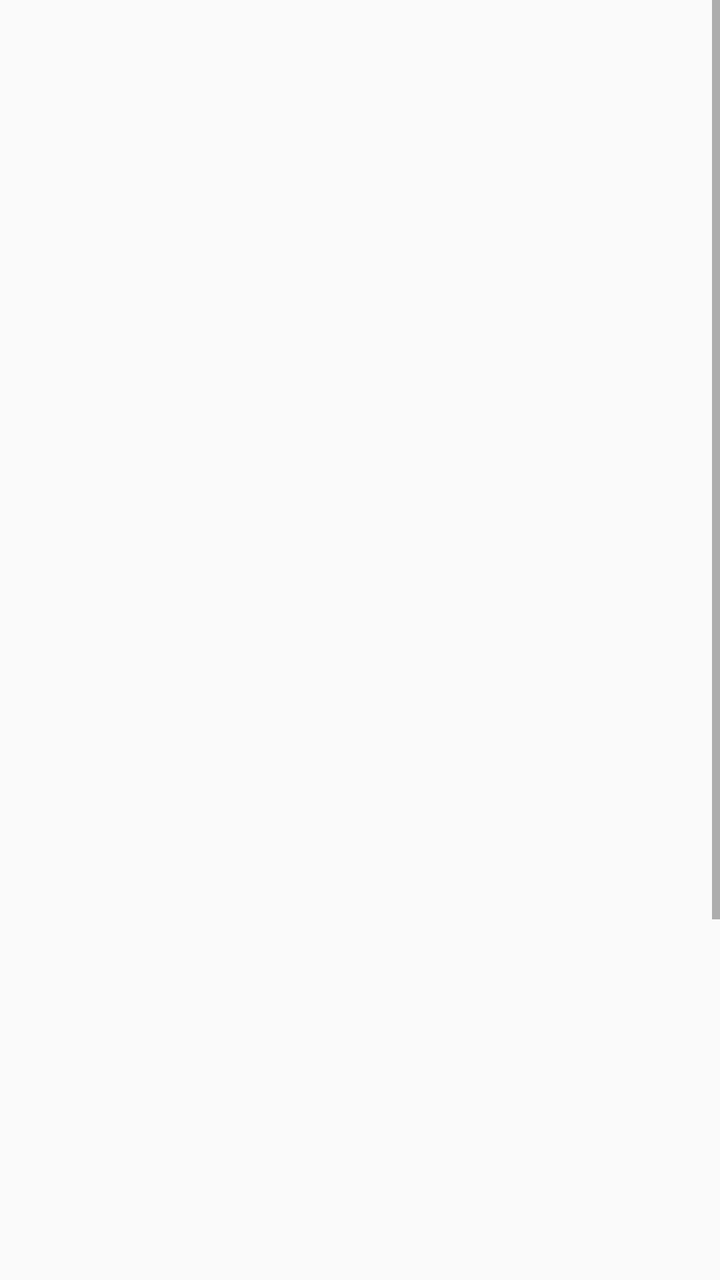
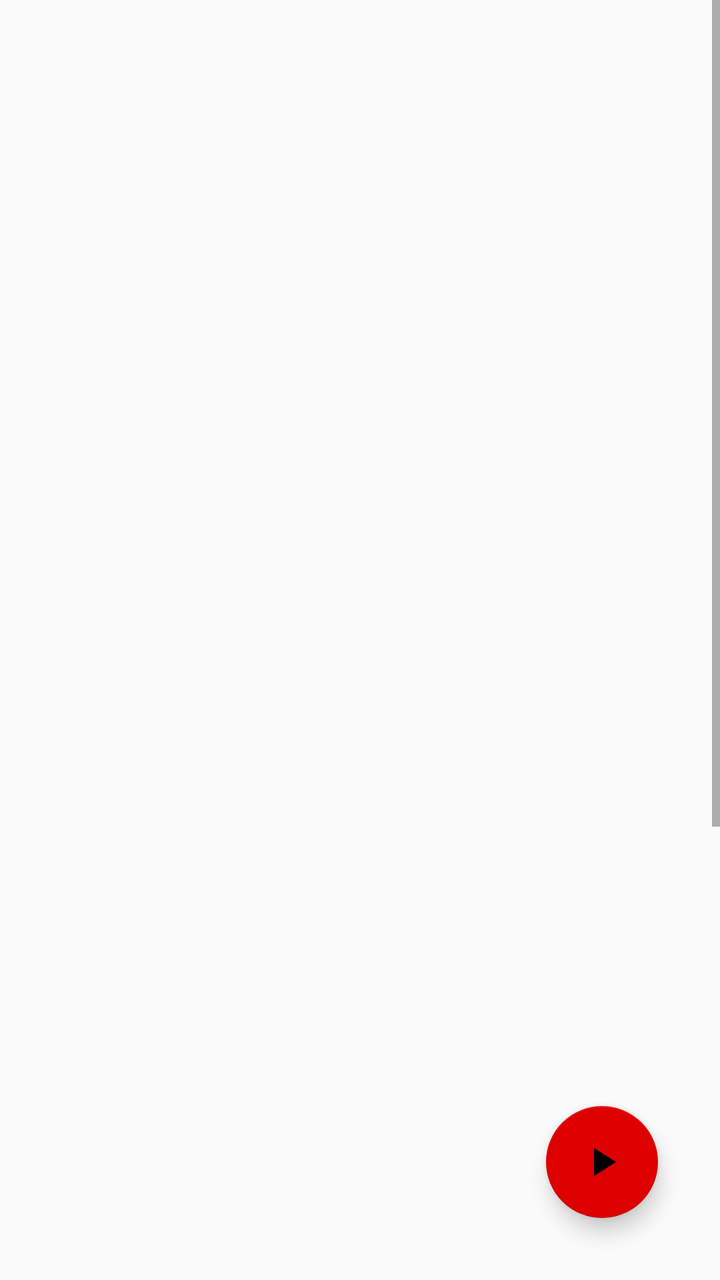

Two renders of the same Android screen: before a commit and after it. Below are the layout's source before the change and the commit's diff.
<!-- AndroidManifest.xml: application theme AppTheme -->
<!-- res/layout/fragment_videoitem_detail.xml -->
<?xml version="1.0" encoding="utf-8"?>
<ScrollView xmlns:android="http://schemas.android.com/apk/res/android"
    xmlns:tools="http://schemas.android.com/tools"
    android:id="@+id/videoitem_detail"
    style="?android:attr/textAppearanceLarge"
    android:layout_width="match_parent"
    android:layout_height="match_parent"
    android:textIsSelectable="true"
    tools:context=".VideoItemDetailFragment">

    <RelativeLayout
        android:layout_width="match_parent"
        android:layout_height="match_parent">

        <ProgressBar android:id="@+id/detailProgressBar"
            android:layout_width="match_parent"
            android:layout_height="match_parent"
            android:layout_gravity="center"
            android:indeterminate="true"/>

        <ImageView android:id="@+id/detailThumbnailView"
            android:layout_width="match_parent"
            android:layout_height="wrap_content"
            android:scaleType="centerInside"
            android:layout_alignParentLeft="true"
            android:layout_alignParentTop="true"
            android:adjustViewBounds="true"
            android:visibility="invisible"
            android:src="@drawable/dummi_thumbnail"/>

        <TextView android:id="@+id/detailVideoTitleView"
            android:layout_width="wrap_content"
            android:layout_height="wrap_content"
            android:layout_below="@id/detailThumbnailView"
            android:layout_alignParentLeft="true"
            android:paddingLeft="6dp"
            android:paddingBottom="20dp"
            android:textAppearance="?android:attr/textAppearanceLarge"
            android:visibility="invisible"
            android:text="Bla blabla !!!"/>

        <ImageView android:id="@+id/detailUploaderThumbnailView"
            android:layout_width="85dp"
            android:layout_height="100dp"
            android:paddingTop="25dp"
            android:paddingLeft="2dp"
            android:layout_below="@id/detailVideoTitleView"
            android:layout_alignParentLeft="true"
            android:visibility="invisible"
            android:src="@drawable/budy" />

        <TextView android:id="@+id/detailUploaderView"
            android:layout_width="wrap_content"
            android:layout_height="wrap_content"
            android:layout_below="@id/detailUploaderThumbnailView"
            android:layout_alignParentLeft="true"
            android:paddingLeft="6dp"
            android:textAppearance="?android:attr/textAppearanceMedium"
            android:visibility="invisible"
            android:text="Herr von Gurken" />

        <TextView android:id="@+id/detailViewCountView"
            android:layout_width="wrap_content"
            android:layout_height="wrap_content"
            android:paddingTop="25dp"
            android:layout_below="@id/detailVideoTitleView"
            android:layout_alignParentRight="true"
            android:paddingRight="16dp"
            android:textAppearance="?android:attr/textAppearanceLarge"
            android:visibility="invisible"
            android:text="drölf views" />

        <TextView android:id="@+id/detailThumbsDownCountView"
            android:layout_width="wrap_content"
            android:layout_height="wrap_content"
            android:layout_below="@id/detailViewCountView"
            android:layout_alignParentRight="true"
            android:paddingRight="16dp"
            android:textAppearance="?android:attr/textAppearanceMedium"
            android:visibility="invisible"
            android:text="-5.000" />

        <ImageView android:id="@+id/detailThumbsDownImgView"
            android:layout_width="40dp"
            android:layout_height="20dp"
            android:layout_below="@id/detailViewCountView"
            android:layout_toLeftOf="@id/detailThumbsDownCountView"
            android:visibility="invisible"
            android:src="@drawable/thumbs_down" />

        <TextView android:id="@+id/detailThumbsUpCountView"
            android:layout_width="wrap_content"
            android:layout_height="wrap_content"
            android:layout_below="@id/detailViewCountView"
            android:layout_toLeftOf="@id/detailThumbsDownImgView"
            android:textAppearance="?android:attr/textAppearanceMedium"
            android:visibility="invisible"
            android:text="∞" />

        <ImageView android:id="@+id/detailThumbsUpImgView"
            android:layout_width="40dp"
            android:layout_height="20dp"
            android:layout_below="@id/detailViewCountView"
            android:layout_toLeftOf="@id/detailThumbsUpCountView"
            android:visibility="invisible"
            android:src="@drawable/thumbs_up" />

        <TextView android:id="@+id/detailUploadDateView"
            android:layout_width="wrap_content"
            android:layout_height="wrap_content"
            android:layout_below="@id/detailUploaderView"
            android:layout_alignParentLeft="true"
            android:paddingLeft="6dp"
            android:paddingTop="20dp"
            android:textAppearance="?android:attr/textAppearanceLarge"
            android:visibility="invisible"
            android:text="Uploaded at: 45.64.1285" />

        <TextView android:id="@+id/detailDescriptionView"
            android:layout_width="wrap_content"
            android:layout_height="wrap_content"
            android:layout_below="@id/detailUploadDateView"
            android:layout_alignParentLeft="true"
            android:paddingLeft="6dp"
            android:textAppearance="?android:attr/textAppearanceMedium"
            android:visibility="invisible"
            android:text="Lorem ipsum dolor sit amet, consetetur sadipscing elitr, sed diam nonumy eirmodtempor invidunt ut labore et dolore magna aliquyam erat, sed diam voluptua. At vero eos et accusam et justo duo dolores et ea rebum. Stet clita kasd gubergren, no sea takimata sanctus est Lorem ipsum dolor sit amet. Lorem ipsum dolor sit amet, consetetur sadipscing elitr, sed diam nonumy eirmod tempor invidunt ut labore et dolore magna aliquyam erat, sed diam voluptua. At vero eos et accusam et justo duo dolores et ea rebum. Stet clita kasd gubergren, no sea takimata sanctus est Lorem ipsum dolor sit amet. Lorem ipsum dolor sit amet, consetetur sadipscing elitr, sed diam nonumy eirmod tempor invidunt ut labore et dolore magna aliquyam erat, sed diam voluptua. At vero eos et accusam et justo duo dolores et ea rebum. Stet clita kasd gubergren, no sea takimata sanctus est Lorem ipsum dolor sit amet. "
            />

    </RelativeLayout>

</ScrollView>
<!-- resources referenced by this layout -->
<resources>
  <!-- drawable budy: png bitmap (drawable, 3372 bytes) -->
  <!-- drawable dummi_thumbnail: png bitmap (drawable, 2654 bytes) -->
  <!-- drawable thumbs_down: png bitmap (drawable, 870 bytes) -->
  <!-- drawable thumbs_up: png bitmap (drawable, 783 bytes) -->
  <style name="AppTheme" parent="Theme.AppCompat.Light">
          <item name="android:actionBarStyle">@style/NewPipeActionbarTheme</item>
          <item name="actionBarStyle">@style/NewPipeActionbarTheme</item>
          <item name="colorPrimary">@color/primaryColorYoutube</item>
          <item name="colorPrimaryDark">@color/primaryColorDarkYoutube</item>
      </style>
  <style name="NewPipeActionbarTheme" parent="Widget.AppCompat.Light.ActionBar.Solid">
          <item name="android:displayOptions">showHome</item>
          <item name="displayOptions">showHome</item>
          <item name="android:background">@color/primaryColorYoutube</item>
          <item name="background">@color/primaryColorYoutube</item>
      </style>
  <color name="primaryColorYoutube">#dd0000</color>
  <color name="primaryColorDarkYoutube">#bb0000</color>
</resources>

<!-- the commit's change to res/layout/fragment_videoitem_detail.xml (unified diff, before → after) -->
@@ -1,132 +1,150 @@
 <?xml version="1.0" encoding="utf-8"?>
-<ScrollView xmlns:android="http://schemas.android.com/apk/res/android"
+<RelativeLayout xmlns:android="http://schemas.android.com/apk/res/android"
     xmlns:tools="http://schemas.android.com/tools"
-    android:id="@+id/videoitem_detail"
+    xmlns:app="http://schemas.android.com/apk/res-auto"
+    tools:context=".VideoItemDetailFragment"
+    android:textIsSelectable="true"
     style="?android:attr/textAppearanceLarge"
     android:layout_width="match_parent"
-    android:layout_height="match_parent"
-    android:textIsSelectable="true"
-    tools:context=".VideoItemDetailFragment">
+    android:layout_height="match_parent">
 
-    <RelativeLayout
+    <ScrollView
+        android:id="@+id/videoitem_detail"
         android:layout_width="match_parent"
         android:layout_height="match_parent">
+        <RelativeLayout
+            android:layout_width="match_parent"
+            android:layout_height="match_parent">
 
-        <ProgressBar android:id="@+id/detailProgressBar"
-            android:layout_width="match_parent"
-            android:layout_height="match_parent"
-            android:layout_gravity="center"
-            android:indeterminate="true"/>
+            <ProgressBar android:id="@+id/detailProgressBar"
+                android:layout_width="match_parent"
+                android:layout_height="match_parent"
+                android:layout_gravity="center"
+                android:indeterminate="true"/>
 
-        <ImageView android:id="@+id/detailThumbnailView"
-            android:layout_width="match_parent"
-            android:layout_height="wrap_content"
-            android:scaleType="centerInside"
-            android:layout_alignParentLeft="true"
-            android:layout_alignParentTop="true"
-            android:adjustViewBounds="true"
-            android:visibility="invisible"
-            android:src="@drawable/dummi_thumbnail"/>
+            <ImageView android:id="@+id/detailThumbnailView"
+                android:layout_width="match_parent"
+                android:layout_height="wrap_content"
+                android:scaleType="centerInside"
+                android:layout_alignParentLeft="true"
+                android:layout_alignParentTop="true"
+                android:adjustViewBounds="true"
+                android:visibility="invisible"
+                android:src="@drawable/dummi_thumbnail"/>
 
-        <TextView android:id="@+id/detailVideoTitleView"
-            android:layout_width="wrap_content"
-            android:layout_height="wrap_content"
-            android:layout_below="@id/detailThumbnailView"
-            android:layout_alignParentLeft="true"
-            android:paddingLeft="6dp"
-            android:paddingBottom="20dp"
-            android:textAppearance="?android:attr/textAppearanceLarge"
-            android:visibility="invisible"
-            android:text="Bla blabla !!!"/>
+            <TextView android:id="@+id/detailVideoTitleView"
+                android:layout_width="wrap_content"
+                android:layout_height="wrap_content"
+                android:layout_below="@id/detailThumbnailView"
+                android:layout_alignParentLeft="true"
+                android:paddingLeft="6dp"
+                android:paddingBottom="20dp"
+                android:textAppearance="?android:attr/textAppearanceLarge"
+                android:visibility="invisible"
+                android:text="Bla blabla !!!"/>
 
-        <ImageView android:id="@+id/detailUploaderThumbnailView"
-            android:layout_width="85dp"
-            android:layout_height="100dp"
-            android:paddingTop="25dp"
-            android:paddingLeft="2dp"
-            android:layout_below="@id/detailVideoTitleView"
-            android:layout_alignParentLeft="true"
-            android:visibility="invisible"
-            android:src="@drawable/budy" />
+            <ImageView android:id="@+id/detailUploaderThumbnailView"
+                android:layout_width="85dp"
+                android:layout_height="100dp"
+                android:paddingTop="25dp"
+                android:paddingLeft="2dp"
+                android:layout_below="@id/detailVideoTitleView"
+                android:layout_alignParentLeft="true"
+                android:visibility="invisible"
+                android:src="@drawable/budy" />
 
-        <TextView android:id="@+id/detailUploaderView"
-            android:layout_width="wrap_content"
-            android:layout_height="wrap_content"
-            android:layout_below="@id/detailUploaderThumbnailView"
-            android:layout_alignParentLeft="true"
-            android:paddingLeft="6dp"
-            android:textAppearance="?android:attr/textAppearanceMedium"
-            android:visibility="invisible"
-            android:text="Herr von Gurken" />
+            <TextView android:id="@+id/detailUploaderView"
+                android:layout_width="wrap_content"
+                android:layout_height="wrap_content"
+                android:layout_below="@id/detailUploaderThumbnailView"
+                android:layout_alignParentLeft="true"
+                android:paddingLeft="6dp"
+                android:textAppearance="?android:attr/textAppearanceMedium"
+                android:visibility="invisible"
+                android:text="Herr von Gurken" />
 
-        <TextView android:id="@+id/detailViewCountView"
-            android:layout_width="wrap_content"
-            android:layout_height="wrap_content"
-            android:paddingTop="25dp"
-            android:layout_below="@id/detailVideoTitleView"
-            android:layout_alignParentRight="true"
-            android:paddingRight="16dp"
-            android:textAppearance="?android:attr/textAppearanceLarge"
-            android:visibility="invisible"
-            android:text="drölf views" />
+            <TextView android:id="@+id/detailViewCountView"
+                android:layout_width="wrap_content"
+                android:layout_height="wrap_content"
+                android:paddingTop="25dp"
+                android:layout_below="@id/detailVideoTitleView"
+                android:layout_alignParentRight="true"
+                android:paddingRight="16dp"
+                android:textAppearance="?android:attr/textAppearanceLarge"
+                android:visibility="invisible"
+                android:text="drölf views" />
 
-        <TextView android:id="@+id/detailThumbsDownCountView"
-            android:layout_width="wrap_content"
-            android:layout_height="wrap_content"
-            android:layout_below="@id/detailViewCountView"
-            android:layout_alignParentRight="true"
-            android:paddingRight="16dp"
-            android:textAppearance="?android:attr/textAppearanceMedium"
-            android:visibility="invisible"
-            android:text="-5.000" />
+            <TextView android:id="@+id/detailThumbsDownCountView"
+                android:layout_width="wrap_content"
+                android:layout_height="wrap_content"
+                android:layout_below="@id/detailViewCountView"
+                android:layout_alignParentRight="true"
+                android:paddingRight="16dp"
+                android:textAppearance="?android:attr/textAppearanceMedium"
+                android:visibility="invisible"
+                android:text="-5.000" />
 
-        <ImageView android:id="@+id/detailThumbsDownImgView"
-            android:layout_width="40dp"
-            android:layout_height="20dp"
-            android:layout_below="@id/detailViewCountView"
-            android:layout_toLeftOf="@id/detailThumbsDownCountView"
-            android:visibility="invisible"
-            android:src="@drawable/thumbs_down" />
+            <ImageView android:id="@+id/detailThumbsDownImgView"
+                android:layout_width="40dp"
+                android:layout_height="20dp"
+                android:layout_below="@id/detailViewCountView"
+                android:layout_toLeftOf="@id/detailThumbsDownCountView"
+                android:visibility="invisible"
+                android:src="@drawable/thumbs_down" />
 
-        <TextView android:id="@+id/detailThumbsUpCountView"
-            android:layout_width="wrap_content"
-            android:layout_height="wrap_content"
-            android:layout_below="@id/detailViewCountView"
-            android:layout_toLeftOf="@id/detailThumbsDownImgView"
-            android:textAppearance="?android:attr/textAppearanceMedium"
-            android:visibility="invisible"
-            android:text="∞" />
+            <TextView android:id="@+id/detailThumbsUpCountView"
+                android:layout_width="wrap_content"
+                android:layout_height="wrap_content"
+                android:layout_below="@id/detailViewCountView"
+                android:layout_toLeftOf="@id/detailThumbsDownImgView"
+                android:textAppearance="?android:attr/textAppearanceMedium"
+                android:visibility="invisible"
+                android:text="∞" />
 
-        <ImageView android:id="@+id/detailThumbsUpImgView"
-            android:layout_width="40dp"
-            android:layout_height="20dp"
-            android:layout_below="@id/detailViewCountView"
-            android:layout_toLeftOf="@id/detailThumbsUpCountView"
-            android:visibility="invisible"
-            android:src="@drawable/thumbs_up" />
+            <ImageView android:id="@+id/detailThumbsUpImgView"
+                android:layout_width="40dp"
+                android:layout_height="20dp"
+                android:layout_below="@id/detailViewCountView"
+                android:layout_toLeftOf="@id/detailThumbsUpCountView"
+                android:visibility="invisible"
+                android:src="@drawable/thumbs_up" />
 
-        <TextView android:id="@+id/detailUploadDateView"
-            android:layout_width="wrap_content"
-            android:layout_height="wrap_content"
-            android:layout_below="@id/detailUploaderView"
-            android:layout_alignParentLeft="true"
-            android:paddingLeft="6dp"
-            android:paddingTop="20dp"
-            android:textAppearance="?android:attr/textAppearanceLarge"
-            android:visibility="invisible"
-            android:text="Uploaded at: 45.64.1285" />
+            <TextView android:id="@+id/detailUploadDateView"
+                android:layout_width="wrap_content"
+                android:layout_height="wrap_content"
+                android:layout_below="@id/detailUploaderView"
+                android:layout_alignParentLeft="true"
+                android:paddingLeft="6dp"
+                android:paddingTop="20dp"
+                android:textAppearance="?android:attr/textAppearanceLarge"
+                android:visibility="invisible"
+                android:text="Uploaded at: 45.64.1285" />
 
-        <TextView android:id="@+id/detailDescriptionView"
-            android:layout_width="wrap_content"
-            android:layout_height="wrap_content"
-            android:layout_below="@id/detailUploadDateView"
-            android:layout_alignParentLeft="true"
-            android:paddingLeft="6dp"
-            android:textAppearance="?android:attr/textAppearanceMedium"
-            android:visibility="invisible"
-            android:text="Lorem ipsum dolor sit amet, consetetur sadipscing elitr, sed diam nonumy eirmodtempor invidunt ut labore et dolore magna aliquyam erat, sed diam voluptua. At vero eos et accusam et justo duo dolores et ea rebum. Stet clita kasd gubergren, no sea takimata sanctus est Lorem ipsum dolor sit amet. Lorem ipsum dolor sit amet, consetetur sadipscing elitr, sed diam nonumy eirmod tempor invidunt ut labore et dolore magna aliquyam erat, sed diam voluptua. At vero eos et accusam et justo duo dolores et ea rebum. Stet clita kasd gubergren, no sea takimata sanctus est Lorem ipsum dolor sit amet. Lorem ipsum dolor sit amet, consetetur sadipscing elitr, sed diam nonumy eirmod tempor invidunt ut labore et dolore magna aliquyam erat, sed diam voluptua. At vero eos et accusam et justo duo dolores et ea rebum. Stet clita kasd gubergren, no sea takimata sanctus est Lorem ipsum dolor sit amet. "
-            />
+            <TextView android:id="@+id/detailDescriptionView"
+                android:layout_width="wrap_content"
+                android:layout_height="wrap_content"
+                android:layout_below="@id/detailUploadDateView"
+                android:layout_alignParentLeft="true"
+                android:paddingLeft="6dp"
+                android:textAppearance="?android:attr/textAppearanceMedium"
+                android:visibility="invisible"
+                android:text="Lorem ipsum dolor sit amet, consetetur sadipscing elitr, sed diam nonumy eirmodtempor invidunt ut labore et dolore magna aliquyam erat, sed diam voluptua. At vero eos et accusam et justo duo dolores et ea rebum. Stet clita kasd gubergren, no sea takimata sanctus est Lorem ipsum dolor sit amet. Lorem ipsum dolor sit amet, consetetur sadipscing elitr, sed diam nonumy eirmod tempor invidunt ut labore et dolore magna aliquyam erat, sed diam voluptua. At vero eos et accusam et justo duo dolores et ea rebum. Stet clita kasd gubergren, no sea takimata sanctus est Lorem ipsum dolor sit amet. Lorem ipsum dolor sit amet, consetetur sadipscing elitr, sed diam nonumy eirmod tempor invidunt ut labore et dolore magna aliquyam erat, sed diam voluptua. At vero eos et accusam et justo duo dolores et ea rebum. Stet clita kasd gubergren, no sea takimata sanctus est Lorem ipsum dolor sit amet. "
+                />
 
-    </RelativeLayout>
+            <View
+                android:layout_width="match_parent"
+                android:layout_height="100dp"
+                android:layout_below="@id/detailDescriptionView"/>
 
-</ScrollView>
+        </RelativeLayout>
+    </ScrollView>
+    <android.support.design.widget.FloatingActionButton
+        android:id="@+id/playVideoButton"
+        android:layout_alignParentRight="true"
+        android:layout_alignParentBottom="true"
+        android:layout_width="wrap_content"
+        android:layout_height="wrap_content"
+        app:backgroundTint="@color/primaryColorYoutube"
+        android:src="@drawable/ic_play_arrow_black"
+        android:layout_margin="15pt"/>
+</RelativeLayout>
<!-- resource entries referenced after the edit -->
@@ -2,6 +2,7 @@
 <resources>
   <!-- drawable budy: png bitmap (drawable, 3372 bytes) -->
   <!-- drawable dummi_thumbnail: png bitmap (drawable, 2654 bytes) -->
+  <!-- drawable ic_play_arrow_black: png bitmap (drawable, 320 bytes) -->
   <!-- drawable thumbs_down: png bitmap (drawable, 870 bytes) -->
   <!-- drawable thumbs_up: png bitmap (drawable, 783 bytes) -->
   <style name="AppTheme" parent="Theme.AppCompat.Light">
@@ -9,6 +10,7 @@
           <item name="actionBarStyle">@style/NewPipeActionbarTheme</item>
           <item name="colorPrimary">@color/primaryColorYoutube</item>
           <item name="colorPrimaryDark">@color/primaryColorDarkYoutube</item>
+          <item name="colorAccent">@color/accentColorYoutube</item>
       </style>
   <style name="NewPipeActionbarTheme" parent="Widget.AppCompat.Light.ActionBar.Solid">
           <item name="android:displayOptions">showHome</item>
@@ -18,5 +20,6 @@
       </style>
   <color name="primaryColorYoutube">#dd0000</color>
   <color name="primaryColorDarkYoutube">#bb0000</color>
+  <color name="accentColorYoutube">#000000</color>
 </resources>
 
